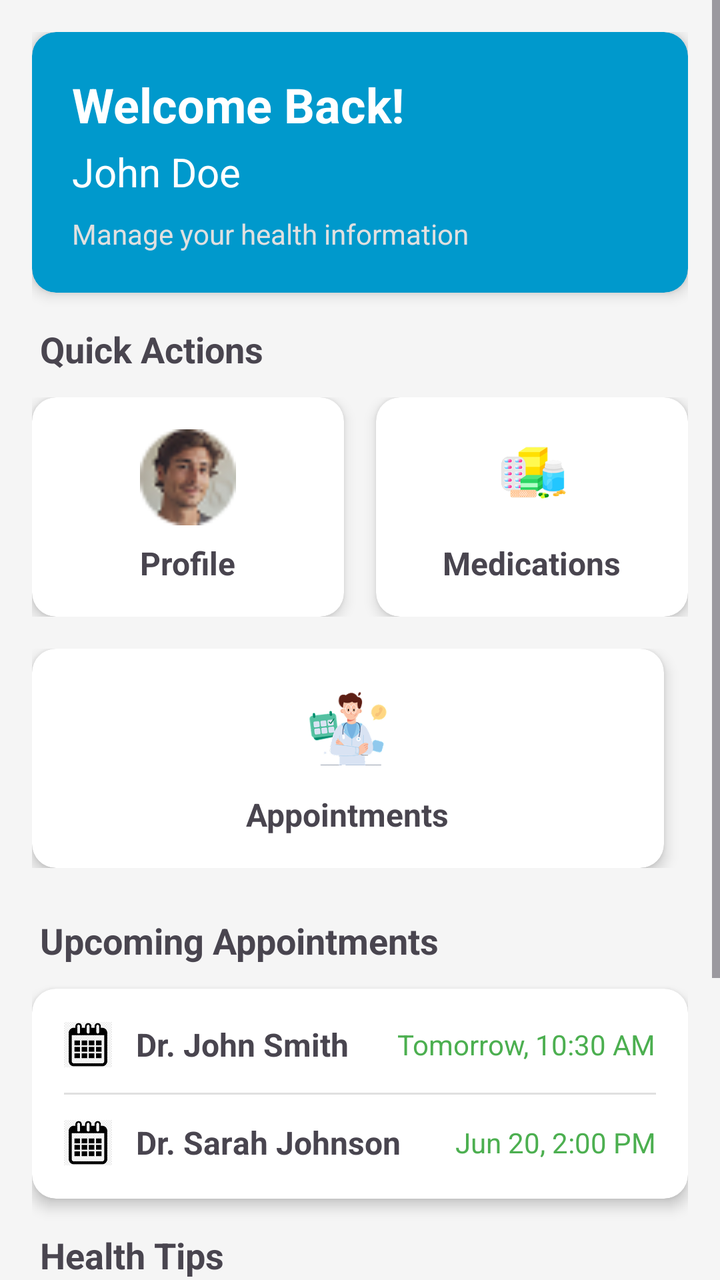
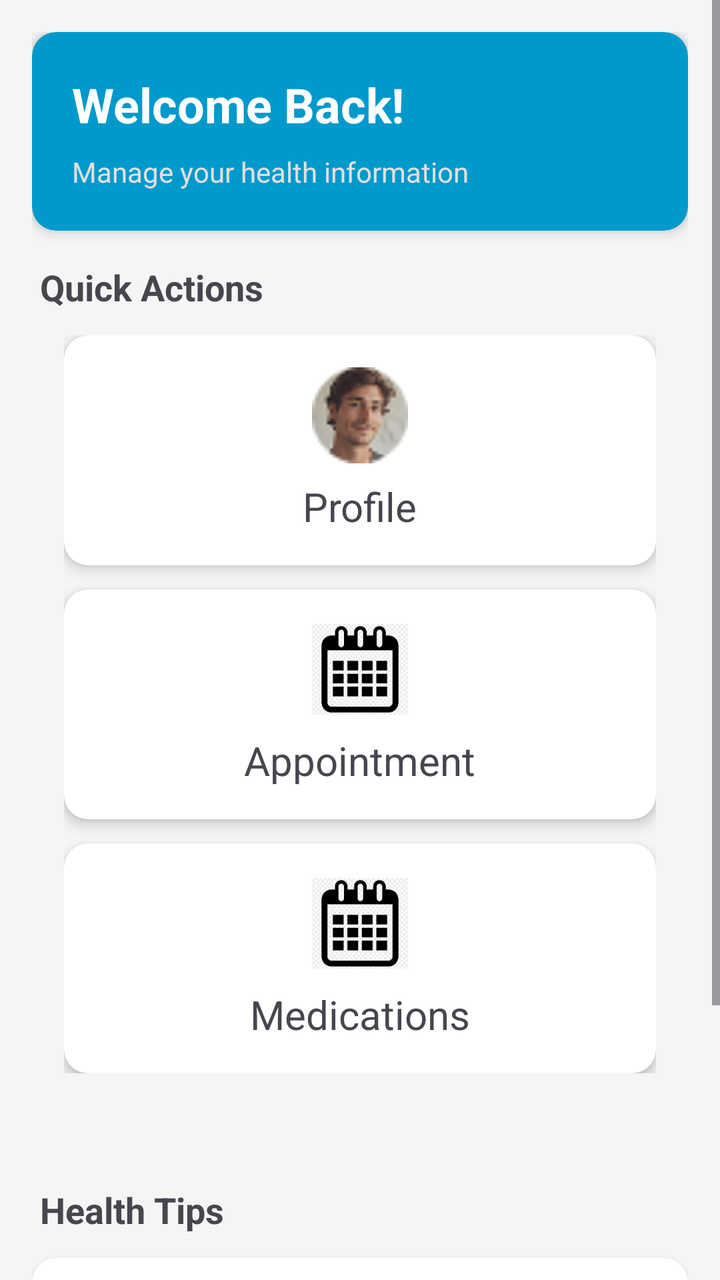

An Android layout rendered at two revisions. The XML below is the earlier revision; the diff shows what the commit changed to produce the second picture.
<!-- AndroidManifest.xml: application theme Theme.Med -->
<!-- res/layout/activity_patient_dashboard.xml -->
<?xml version="1.0" encoding="utf-8"?>
<ScrollView xmlns:android="http://schemas.android.com/apk/res/android"
    xmlns:app="http://schemas.android.com/apk/res-auto"
    android:layout_width="match_parent"
    android:layout_height="match_parent"
    android:background="#F5F5F5">

    <LinearLayout
        android:layout_width="match_parent"
        android:layout_height="wrap_content"
        android:orientation="vertical"
        android:padding="16dp">

        
        <androidx.cardview.widget.CardView
            android:layout_width="match_parent"
            android:layout_height="wrap_content"
            android:layout_marginBottom="16dp"
            app:cardCornerRadius="12dp"
            app:cardElevation="4dp"
            app:cardBackgroundColor="@android:color/holo_blue_dark"
            >

            <LinearLayout
                android:layout_width="match_parent"
                android:layout_height="wrap_content"
                android:orientation="vertical"
                android:padding="20dp">

                <TextView
                    android:layout_width="wrap_content"
                    android:layout_height="wrap_content"
                    android:text="Welcome Back!"
                    android:textSize="24sp"
                    android:textStyle="bold"
                    android:textColor="#FFFFFF"/>

                <TextView
                    android:id="@+id/tvPatientName"
                    android:layout_width="wrap_content"
                    android:layout_height="wrap_content"
                    android:text="John Doe"
                    android:textSize="20sp"
                    android:textColor="#FFFFFF"
                    android:layout_marginTop="4dp"/>

                <TextView
                    android:layout_width="wrap_content"
                    android:layout_height="wrap_content"
                    android:text="Manage your health information"
                    android:textSize="14sp"
                    android:textColor="#E0E0E0"
                    android:layout_marginTop="8dp"/>
            </LinearLayout>
        </androidx.cardview.widget.CardView>

        
        <TextView
            android:layout_width="wrap_content"
            android:layout_height="wrap_content"
            android:text="Quick Actions"
            android:textSize="18sp"
            android:textStyle="bold"
            android:layout_marginBottom="12dp"
            android:layout_marginStart="4dp"/>

        <LinearLayout
            android:layout_width="match_parent"
            android:layout_height="wrap_content"
            android:orientation="horizontal"
            android:layout_marginBottom="16dp">

            
            <androidx.cardview.widget.CardView
                android:id="@+id/cardProfile"
                android:layout_width="0dp"
                android:layout_height="wrap_content"
                android:layout_weight="1"
                android:layout_marginEnd="8dp"
                app:cardCornerRadius="12dp"
                app:cardElevation="4dp">

                <LinearLayout
                    android:layout_width="match_parent"
                    android:layout_height="wrap_content"
                    android:orientation="vertical"
                    android:gravity="center"
                    android:padding="16dp">

                    <ImageView
                        android:layout_width="48dp"
                        android:layout_height="48dp"
                        android:src="@drawable/frame"
                        android:contentDescription="Profile Icon"
                     />

                    <TextView
                        android:layout_width="wrap_content"
                        android:layout_height="wrap_content"
                        android:text="Profile"
                        android:textSize="16sp"
                        android:textStyle="bold"
                        android:layout_marginTop="8dp"/>
                </LinearLayout>
            </androidx.cardview.widget.CardView>

            
            <androidx.cardview.widget.CardView
                android:id="@+id/cardMedications"
                android:layout_width="0dp"
                android:layout_height="wrap_content"
                android:layout_weight="1"
                android:layout_marginStart="8dp"
                app:cardCornerRadius="12dp"
                app:cardElevation="4dp">

                <LinearLayout
                    android:layout_width="match_parent"
                    android:layout_height="wrap_content"
                    android:orientation="vertical"
                    android:gravity="center"
                    android:padding="16dp">

                    <ImageView
                        android:layout_width="48dp"
                        android:layout_height="48dp"
                        android:src="@drawable/meed"
                        android:contentDescription="Medication Icon"
                      />

                    <TextView
                        android:layout_width="wrap_content"
                        android:layout_height="wrap_content"
                        android:text="Medications"
                        android:textSize="16sp"
                        android:textStyle="bold"
                        android:layout_marginTop="8dp"/>
                </LinearLayout>
            </androidx.cardview.widget.CardView>
        </LinearLayout>

        <LinearLayout
            android:layout_width="match_parent"
            android:layout_height="wrap_content"
            android:orientation="horizontal"
            android:layout_marginBottom="24dp">

            
            <androidx.cardview.widget.CardView
                android:id="@+id/cardAppointments"
                android:layout_width="match_parent"
                android:layout_height="wrap_content"
                android:layout_marginEnd="8dp"
                android:layout_weight="1"
                app:cardCornerRadius="12dp"
                app:cardElevation="4dp">

                <LinearLayout
                    android:layout_width="match_parent"
                    android:layout_height="wrap_content"
                    android:gravity="center"
                    android:orientation="vertical"
                    android:padding="16dp">

                    <ImageView
                        android:layout_width="48dp"
                        android:layout_height="48dp"
                        android:contentDescription="Calendar Icon"
                        android:src="@drawable/appo"
                         />

                    <TextView
                        android:layout_width="wrap_content"
                        android:layout_height="wrap_content"
                        android:layout_marginTop="8dp"
                        android:text="Appointments"
                        android:textSize="16sp"
                        android:textStyle="bold" />
                </LinearLayout>
            </androidx.cardview.widget.CardView>

            
            <androidx.cardview.widget.CardView
                android:layout_width="0dp"
                android:layout_height="wrap_content"
                android:layout_weight="1"
                android:layout_marginStart="8dp"
                app:cardCornerRadius="12dp"
                app:cardElevation="4dp">


            </androidx.cardview.widget.CardView>
        </LinearLayout>

        
        <TextView
            android:layout_width="wrap_content"
            android:layout_height="wrap_content"
            android:text="Upcoming Appointments"
            android:textSize="18sp"
            android:textStyle="bold"
            android:layout_marginBottom="12dp"
            android:layout_marginStart="4dp"/>

        <androidx.cardview.widget.CardView
            android:layout_width="match_parent"
            android:layout_height="wrap_content"
            android:layout_marginBottom="16dp"
            app:cardCornerRadius="12dp"
            app:cardElevation="4dp">

            <LinearLayout
                android:layout_width="match_parent"
                android:layout_height="wrap_content"
                android:orientation="vertical"
                android:padding="16dp">

                <LinearLayout
                    android:layout_width="match_parent"
                    android:layout_height="wrap_content"
                    android:orientation="horizontal"
                    android:gravity="center_vertical">

                    <ImageView
                        android:layout_width="24dp"
                        android:layout_height="24dp"
                        android:src="@drawable/calen"
                        android:contentDescription="Calendar Icon"
                        />

                    <TextView
                        android:layout_width="0dp"
                        android:layout_height="wrap_content"
                        android:layout_weight="1"
                        android:text="Dr. John Smith"
                        android:textSize="16sp"
                        android:textStyle="bold"
                        android:layout_marginStart="12dp"/>

                    <TextView
                        android:layout_width="wrap_content"
                        android:layout_height="wrap_content"
                        android:text="Tomorrow, 10:30 AM"
                        android:textSize="14sp"
                        android:textColor="#4CAF50"/>
                </LinearLayout>

                <View
                    android:layout_width="match_parent"
                    android:layout_height="1dp"
                    android:background="#E0E0E0"
                    android:layout_marginTop="12dp"
                    android:layout_marginBottom="12dp"/>

                <LinearLayout
                    android:layout_width="match_parent"
                    android:layout_height="wrap_content"
                    android:orientation="horizontal"
                    android:gravity="center_vertical">

                    <ImageView
                        android:layout_width="24dp"
                        android:layout_height="24dp"
                        android:src="@drawable/calen"
                        android:contentDescription="Calendar Icon"
                        />

                    <TextView
                        android:layout_width="0dp"
                        android:layout_height="wrap_content"
                        android:layout_weight="1"
                        android:text="Dr. Sarah Johnson"
                        android:textSize="16sp"
                        android:textStyle="bold"
                        android:layout_marginStart="12dp"/>

                    <TextView
                        android:layout_width="wrap_content"
                        android:layout_height="wrap_content"
                        android:text="Jun 20, 2:00 PM"
                        android:textSize="14sp"
                        android:textColor="#4CAF50"/>
                </LinearLayout>
            </LinearLayout>
        </androidx.cardview.widget.CardView>

        
        <TextView
            android:layout_width="wrap_content"
            android:layout_height="wrap_content"
            android:text="Health Tips"
            android:textSize="18sp"
            android:textStyle="bold"
            android:layout_marginBottom="12dp"
            android:layout_marginStart="4dp"/>

        <androidx.cardview.widget.CardView
            android:layout_width="match_parent"
            android:layout_height="wrap_content"
            app:cardCornerRadius="12dp"
            app:cardElevation="4dp">

            <LinearLayout
                android:layout_width="match_parent"
                android:layout_height="wrap_content"
                android:orientation="vertical"
                android:padding="16dp">

                <TextView
                    android:layout_width="wrap_content"
                    android:layout_height="wrap_content"
                    android:text="Stay hydrated by drinking at least 8 glasses of water daily."
                    android:textSize="16sp"/>

                <TextView
                    android:layout_width="wrap_content"
                    android:layout_height="wrap_content"
                    android:text="Regular exercise can help improve your overall health."
                    android:textSize="16sp"
                    android:layout_marginTop="8dp"/>

                <TextView
                    android:layout_width="wrap_content"
                    android:layout_height="wrap_content"
                    android:text="Get adequate sleep to support your body's recovery."
                    android:textSize="16sp"
                    android:layout_marginTop="8dp"/>
            </LinearLayout>
        </androidx.cardview.widget.CardView>

    </LinearLayout>
</ScrollView>
<!-- resources referenced by this layout -->
<resources>
  <!-- drawable appo: png bitmap (drawable, 15464 bytes) -->
  <!-- drawable calen: png bitmap (drawable, 6360 bytes) -->
  <!-- drawable frame: png bitmap (drawable, 2843 bytes) -->
  <!-- drawable meed: png bitmap (drawable, 15921 bytes) -->
  <style name="Theme.Med" parent="Base.Theme.Med" />
  <style name="Base.Theme.Med" parent="Theme.Material3.DayNight.NoActionBar">
          
          
      </style>
</resources>

<!-- the commit's change to res/layout/activity_patient_dashboard.xml (unified diff, before → after) -->
@@ -18,8 +18,7 @@
             android:layout_marginBottom="16dp"
             app:cardCornerRadius="12dp"
             app:cardElevation="4dp"
-            app:cardBackgroundColor="@android:color/holo_blue_dark"
-            >
+            app:cardBackgroundColor="@android:color/holo_blue_dark">
 
             <LinearLayout
                 android:layout_width="match_parent"
@@ -28,21 +27,13 @@
                 android:padding="20dp">
 
                 <TextView
+                    android:id="@+id/tvWelcome"
                     android:layout_width="wrap_content"
                     android:layout_height="wrap_content"
                     android:text="Welcome Back!"
                     android:textSize="24sp"
                     android:textStyle="bold"
                     android:textColor="#FFFFFF"/>
-
-                <TextView
-                    android:id="@+id/tvPatientName"
-                    android:layout_width="wrap_content"
-                    android:layout_height="wrap_content"
-                    android:text="John Doe"
-                    android:textSize="20sp"
-                    android:textColor="#FFFFFF"
-                    android:layout_marginTop="4dp"/>
 
                 <TextView
                     android:layout_width="wrap_content"
@@ -67,124 +58,119 @@
         <LinearLayout
             android:layout_width="match_parent"
             android:layout_height="wrap_content"
-            android:orientation="horizontal"
-            android:layout_marginBottom="16dp">
+            android:layout_marginBottom="16dp"
+            android:orientation="vertical"
+            android:paddingHorizontal="16dp"> 
 
             
             <androidx.cardview.widget.CardView
                 android:id="@+id/cardProfile"
-                android:layout_width="0dp"
-                android:layout_height="wrap_content"
-                android:layout_weight="1"
-                android:layout_marginEnd="8dp"
+                android:layout_width="match_parent"
+                android:layout_height="wrap_content"
+                android:layout_marginBottom="12dp"
                 app:cardCornerRadius="12dp"
                 app:cardElevation="4dp">
 
                 <LinearLayout
                     android:layout_width="match_parent"
                     android:layout_height="wrap_content"
+                    android:gravity="center"
                     android:orientation="vertical"
-                    android:gravity="center"
                     android:padding="16dp">
 
                     <ImageView
                         android:layout_width="48dp"
                         android:layout_height="48dp"
-                        android:src="@drawable/frame"
                         android:contentDescription="Profile Icon"
-                     />
-
-                    <TextView
-                        android:layout_width="wrap_content"
-                        android:layout_height="wrap_content"
-                        android:text="Profile"
-                        android:textSize="16sp"
-                        android:textStyle="bold"
-                        android:layout_marginTop="8dp"/>
-                </LinearLayout>
-            </androidx.cardview.widget.CardView>
-
-            
-            <androidx.cardview.widget.CardView
-                android:id="@+id/cardMedications"
-                android:layout_width="0dp"
-                android:layout_height="wrap_content"
-                android:layout_weight="1"
-                android:layout_marginStart="8dp"
-                app:cardCornerRadius="12dp"
-                app:cardElevation="4dp">
-
-                <LinearLayout
-                    android:layout_width="match_parent"
-                    android:layout_height="wrap_content"
-                    android:orientation="vertical"
-                    android:gravity="center"
-                    android:padding="16dp">
-
-                    <ImageView
-                        android:layout_width="48dp"
-                        android:layout_height="48dp"
-                        android:src="@drawable/meed"
-                        android:contentDescription="Medication Icon"
-                      />
-
-                    <TextView
-                        android:layout_width="wrap_content"
-                        android:layout_height="wrap_content"
-                        android:text="Medications"
-                        android:textSize="16sp"
-                        android:textStyle="bold"
-                        android:layout_marginTop="8dp"/>
-                </LinearLayout>
-            </androidx.cardview.widget.CardView>
-        </LinearLayout>
-
-        <LinearLayout
-            android:layout_width="match_parent"
-            android:layout_height="wrap_content"
-            android:orientation="horizontal"
-            android:layout_marginBottom="24dp">
-
-            
-            <androidx.cardview.widget.CardView
-                android:id="@+id/cardAppointments"
-                android:layout_width="match_parent"
-                android:layout_height="wrap_content"
-                android:layout_marginEnd="8dp"
-                android:layout_weight="1"
-                app:cardCornerRadius="12dp"
-                app:cardElevation="4dp">
-
-                <LinearLayout
-                    android:layout_width="match_parent"
-                    android:layout_height="wrap_content"
-                    android:gravity="center"
-                    android:orientation="vertical"
-                    android:padding="16dp">
-
-                    <ImageView
-                        android:layout_width="48dp"
-                        android:layout_height="48dp"
-                        android:contentDescription="Calendar Icon"
-                        android:src="@drawable/appo"
-                         />
+                        android:src="@drawable/frame" />
 
                     <TextView
                         android:layout_width="wrap_content"
                         android:layout_height="wrap_content"
                         android:layout_marginTop="8dp"
-                        android:text="Appointments"
-                        android:textSize="16sp"
-                        android:textStyle="bold" />
+                        android:text="Profile"
+                        android:textSize="20sp" />
                 </LinearLayout>
             </androidx.cardview.widget.CardView>
 
             
             <androidx.cardview.widget.CardView
-                android:layout_width="0dp"
-                android:layout_height="wrap_content"
+                android:id="@+id/cardAppointments"
+                android:layout_width="match_parent"
+                android:layout_height="wrap_content"
+                android:layout_marginBottom="12dp"
+                app:cardCornerRadius="12dp"
+                app:cardElevation="4dp">
+
+                <LinearLayout
+                    android:layout_width="match_parent"
+                    android:layout_height="wrap_content"
+                    android:gravity="center"
+                    android:orientation="vertical"
+                    android:padding="16dp">
+
+                    <ImageView
+                        android:layout_width="48dp"
+                        android:layout_height="48dp"
+                        android:contentDescription="Appointments Icon"
+                        android:src="@drawable/calen" />
+
+                    <TextView
+                        android:id="@+id/tvAppointmentCount"
+                        android:layout_width="wrap_content"
+                        android:layout_height="wrap_content"
+                        android:layout_marginTop="8dp"
+                        android:text="Appointment"
+                        android:textSize="20sp" />
+                </LinearLayout>
+            </androidx.cardview.widget.CardView>
+
+            
+            <androidx.cardview.widget.CardView
+                android:id="@+id/cardMedications"
+                android:layout_width="match_parent"
+                android:layout_height="wrap_content"
+                app:cardCornerRadius="12dp"
+                app:cardElevation="4dp">
+
+                <LinearLayout
+                    android:layout_width="match_parent"
+                    android:layout_height="wrap_content"
+                    android:gravity="center"
+                    android:orientation="vertical"
+                    android:padding="16dp">
+
+                    <ImageView
+                        android:layout_width="48dp"
+                        android:layout_height="48dp"
+                        android:contentDescription="Medications Icon"
+                        android:src="@drawable/calen" />
+
+                    <TextView
+                        android:id="@+id/tvMedicationCount"
+                        android:layout_width="wrap_content"
+                        android:layout_height="wrap_content"
+                        android:layout_marginTop="8dp"
+                        android:text="Medications"
+                        android:textSize="20sp" />
+                </LinearLayout>
+            </androidx.cardview.widget.CardView>
+
+        </LinearLayout>
+
+
+        <LinearLayout
+            android:layout_width="match_parent"
+            android:layout_height="wrap_content"
+            android:orientation="horizontal"
+            android:layout_marginBottom="24dp">
+
+            
+            <androidx.cardview.widget.CardView
+                android:layout_width="match_parent"
+                android:layout_height="wrap_content"
+                android:layout_marginEnd="8dp"
                 android:layout_weight="1"
-                android:layout_marginStart="8dp"
                 app:cardCornerRadius="12dp"
                 app:cardElevation="4dp">
 
@@ -193,96 +179,13 @@
         </LinearLayout>
 
         
-        <TextView
-            android:layout_width="wrap_content"
-            android:layout_height="wrap_content"
-            android:text="Upcoming Appointments"
-            android:textSize="18sp"
-            android:textStyle="bold"
-            android:layout_marginBottom="12dp"
-            android:layout_marginStart="4dp"/>
 
         <androidx.cardview.widget.CardView
             android:layout_width="match_parent"
             android:layout_height="wrap_content"
             android:layout_marginBottom="16dp"
             app:cardCornerRadius="12dp"
-            app:cardElevation="4dp">
-
-            <LinearLayout
-                android:layout_width="match_parent"
-                android:layout_height="wrap_content"
-                android:orientation="vertical"
-                android:padding="16dp">
-
-                <LinearLayout
-                    android:layout_width="match_parent"
-                    android:layout_height="wrap_content"
-                    android:orientation="horizontal"
-                    android:gravity="center_vertical">
-
-                    <ImageView
-                        android:layout_width="24dp"
-                        android:layout_height="24dp"
-                        android:src="@drawable/calen"
-                        android:contentDescription="Calendar Icon"
-                        />
-
-                    <TextView
-                        android:layout_width="0dp"
-                        android:layout_height="wrap_content"
-                        android:layout_weight="1"
-                        android:text="Dr. John Smith"
-                        android:textSize="16sp"
-                        android:textStyle="bold"
-                        android:layout_marginStart="12dp"/>
-
-                    <TextView
-                        android:layout_width="wrap_content"
-                        android:layout_height="wrap_content"
-                        android:text="Tomorrow, 10:30 AM"
-                        android:textSize="14sp"
-                        android:textColor="#4CAF50"/>
-                </LinearLayout>
-
-                <View
-                    android:layout_width="match_parent"
-                    android:layout_height="1dp"
-                    android:background="#E0E0E0"
-                    android:layout_marginTop="12dp"
-                    android:layout_marginBottom="12dp"/>
-
-                <LinearLayout
-                    android:layout_width="match_parent"
-                    android:layout_height="wrap_content"
-                    android:orientation="horizontal"
-                    android:gravity="center_vertical">
-
-                    <ImageView
-                        android:layout_width="24dp"
-                        android:layout_height="24dp"
-                        android:src="@drawable/calen"
-                        android:contentDescription="Calendar Icon"
-                        />
-
-                    <TextView
-                        android:layout_width="0dp"
-                        android:layout_height="wrap_content"
-                        android:layout_weight="1"
-                        android:text="Dr. Sarah Johnson"
-                        android:textSize="16sp"
-                        android:textStyle="bold"
-                        android:layout_marginStart="12dp"/>
-
-                    <TextView
-                        android:layout_width="wrap_content"
-                        android:layout_height="wrap_content"
-                        android:text="Jun 20, 2:00 PM"
-                        android:textSize="14sp"
-                        android:textColor="#4CAF50"/>
-                </LinearLayout>
-            </LinearLayout>
-        </androidx.cardview.widget.CardView>
+            app:cardElevation="4dp"/>
 
         
         <TextView
<!-- resource entries referenced after the edit -->
@@ -1,9 +1,7 @@
 <!-- resources referenced by this layout -->
 <resources>
-  <!-- drawable appo: png bitmap (drawable, 15464 bytes) -->
   <!-- drawable calen: png bitmap (drawable, 6360 bytes) -->
   <!-- drawable frame: png bitmap (drawable, 2843 bytes) -->
-  <!-- drawable meed: png bitmap (drawable, 15921 bytes) -->
   <style name="Theme.Med" parent="Base.Theme.Med" />
   <style name="Base.Theme.Med" parent="Theme.Material3.DayNight.NoActionBar">
           
